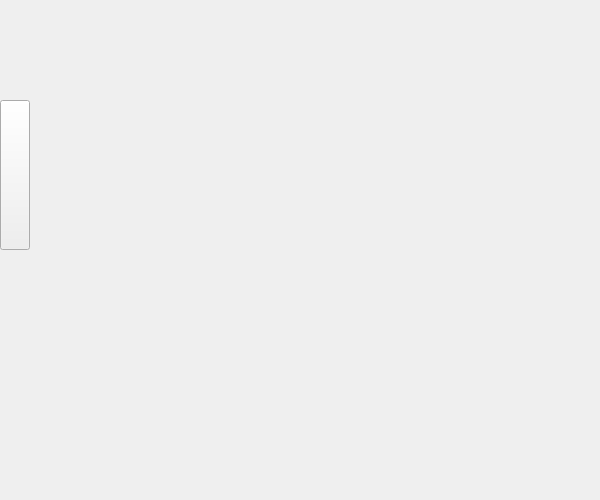
artempelevin/Pong, file mainwindow.ui: the form before one commit.
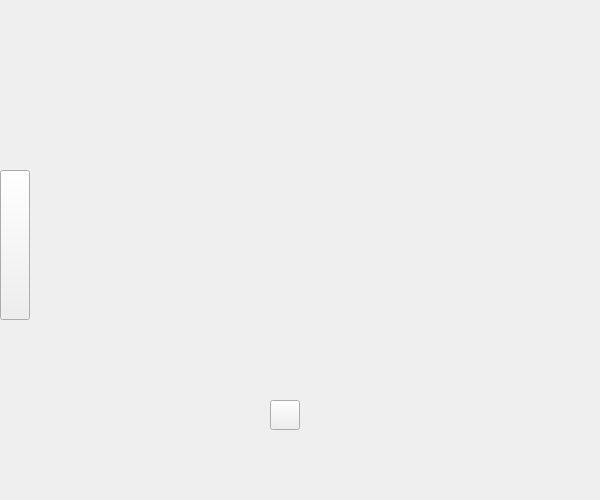
The form after the commit.

Patch:
```diff
--- a/mainwindow.ui
+++ b/mainwindow.ui
@@ -36,7 +36,7 @@
     <property name="geometry">
      <rect>
       <x>0</x>
-      <y>100</y>
+      <y>170</y>
       <width>30</width>
       <height>150</height>
      </rect>
@@ -48,6 +48,22 @@
      <string/>
     </property>
    </widget>
+   <widget class="QPushButton" name="ball">
+    <property name="geometry">
+     <rect>
+      <x>270</x>
+      <y>400</y>
+      <width>30</width>
+      <height>30</height>
+     </rect>
+    </property>
+    <property name="mouseTracking">
+     <bool>false</bool>
+    </property>
+    <property name="text">
+     <string/>
+    </property>
+   </widget>
   </widget>
  </widget>
  <resources/>
```
Left out of the diff: 2 changed lines with no effect on the pictures.
